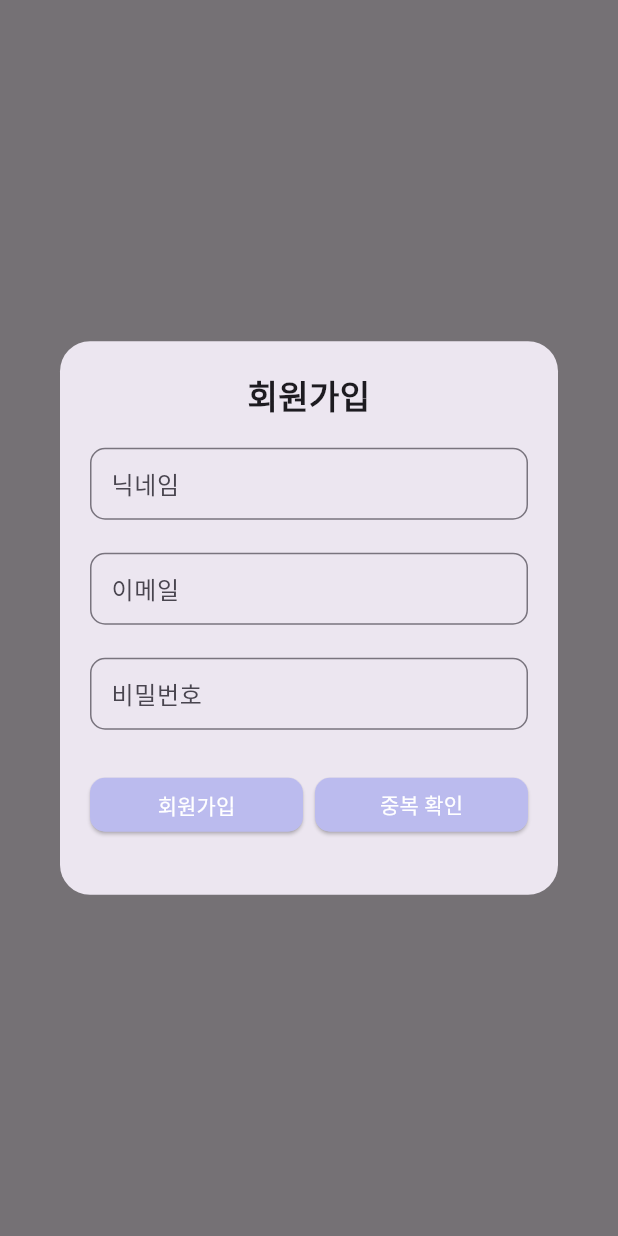
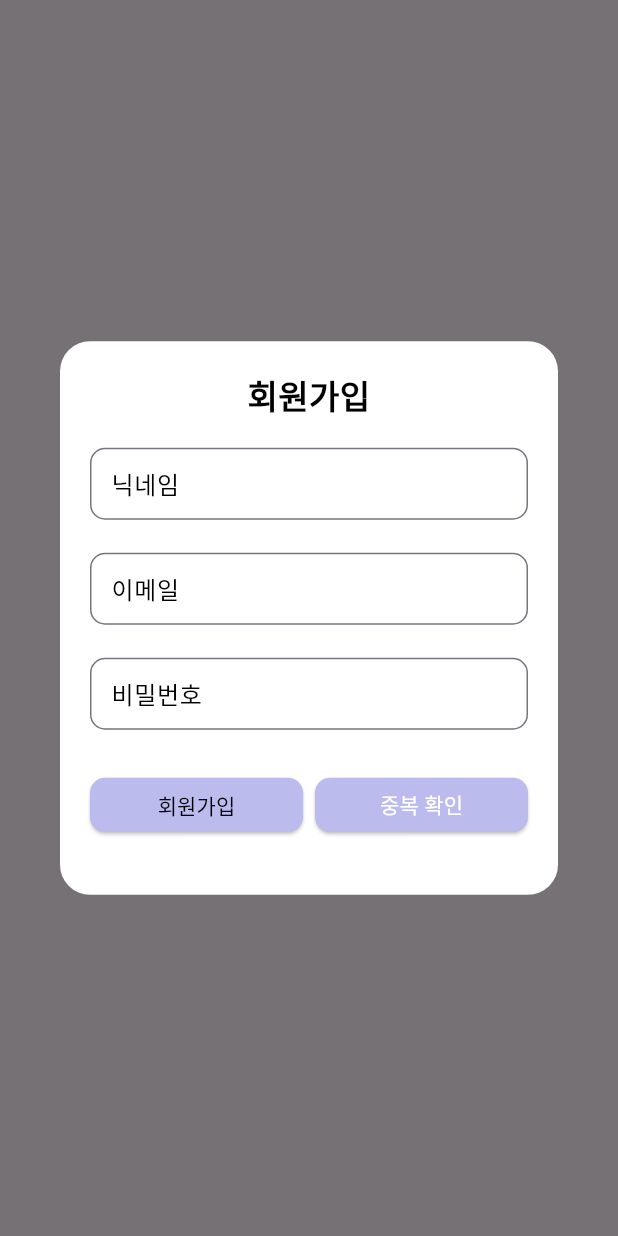
Before and after one commit to 2024-Match-up/matchup, a Flutter app: what showSignUpModal() shows on an empty page, opened directly, on a phone screen of 412 x 824 dp. Run offline on Flutter 3.47's test engine with Material 3 defaults, Android fonts, the phone set to English and light mode, and no system bars; our stand-ins replace camera, table_calendar.

Commit message:
FE/refactor : 모달 수정

```diff
--- a/frontend/lib/screens/login/sign_up_modal.dart
+++ b/frontend/lib/screens/login/sign_up_modal.dart
@@ -5,6 +5,7 @@ void showSignUpModal(BuildContext context) {
     context: context,
     builder: (BuildContext context) {
       return Dialog(
+        backgroundColor: Colors.white,
         shape: RoundedRectangleBorder(
           borderRadius: BorderRadius.circular(20.0),
         ),
@@ -15,7 +16,7 @@ void showSignUpModal(BuildContext context) {
             children: <Widget>[
               Text(
                 '회원가입',
-                style: TextStyle(fontSize: 22, fontWeight: FontWeight.bold),
+                style: TextStyle(fontSize: 22, fontWeight: FontWeight.bold, color: Colors.black), // Text color set to black
                 textAlign: TextAlign.center,
               ),
               SizedBox(height: 20),
@@ -35,8 +36,8 @@ void showSignUpModal(BuildContext context) {
                       child: Text('회원가입'),
                       style: ElevatedButton.styleFrom(
                         backgroundColor: Color(0xFFBBBBEE),
-                        foregroundColor: Colors.white,
-                        minimumSize: Size(0, 36), // 높이 설정, 너비는 Expanded로 조절
+                        foregroundColor: Colors.black,
+                        minimumSize: Size(0, 36),
                         shape: RoundedRectangleBorder(
                           borderRadius: BorderRadius.circular(10.0),
                         ),
@@ -44,7 +45,7 @@ void showSignUpModal(BuildContext context) {
                       ),
                     ),
                   ),
-                  SizedBox(width: 8), // 버튼 사이의 간격
+                  SizedBox(width: 8),
                   Expanded(
                     child: ElevatedButton(
                       onPressed: () {
@@ -53,8 +54,8 @@ void showSignUpModal(BuildContext context) {
                       child: Text('중복 확인'),
                       style: ElevatedButton.styleFrom(
                         backgroundColor: Color(0xFFBBBBEE),
-                        foregroundColor: Colors.white,
-                        minimumSize: Size(0, 36), // 높이 설정, 너비는 Expanded로 조절
+                        foregroundColor: Colors.white, // Button text color remains white for contrast
+                        minimumSize: Size(0, 36),
                         shape: RoundedRectangleBorder(
                           borderRadius: BorderRadius.circular(10.0),
                         ),
@@ -75,12 +76,13 @@ void showSignUpModal(BuildContext context) {
 
 Widget buildTextField(String hintText, {bool isPassword = false}) {
   return Container(
-    height: 50, // 텍스트 필드 높이 설정
+    height: 50,
     child: TextField(
-      obscureText: isPassword, // 비밀번호 필드 여부 설정
+      obscureText: isPassword,
       textAlignVertical: TextAlignVertical.center,
       decoration: InputDecoration(
         hintText: hintText,
+        hintStyle: TextStyle(color: Colors.black),
         contentPadding: EdgeInsets.symmetric(horizontal: 10.0),
         border: OutlineInputBorder(
           borderRadius: BorderRadius.circular(10.0),
@@ -105,8 +107,8 @@ class IconLabel extends StatelessWidget {
     return Column(
       children: <Widget>[
         Icon(icon, size: 48),
-        SizedBox(height: 8), // 아이콘과 텍스트 사이의 간격 설정
-        Text(label),
+        SizedBox(height: 8),
+        Text(label, style: TextStyle(color: Colors.black)),
       ],
     );
   }
```
Also changed, not shown: frontend/lib/screens/login/mypage_modal.dart (+7 -2 lines).
